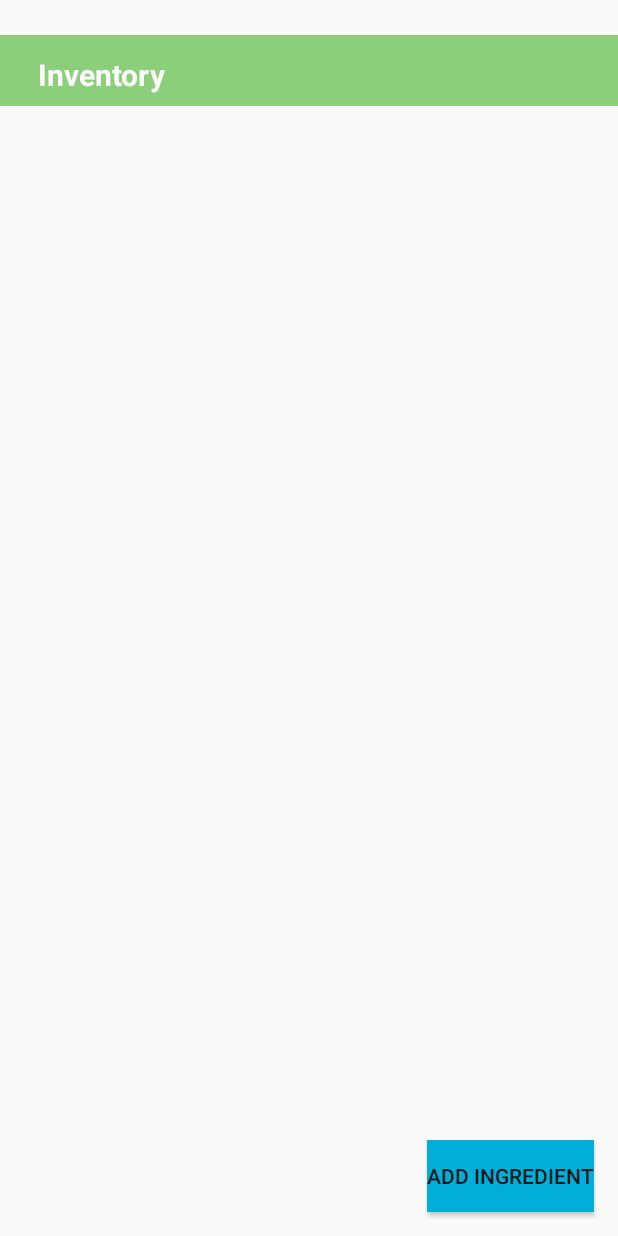
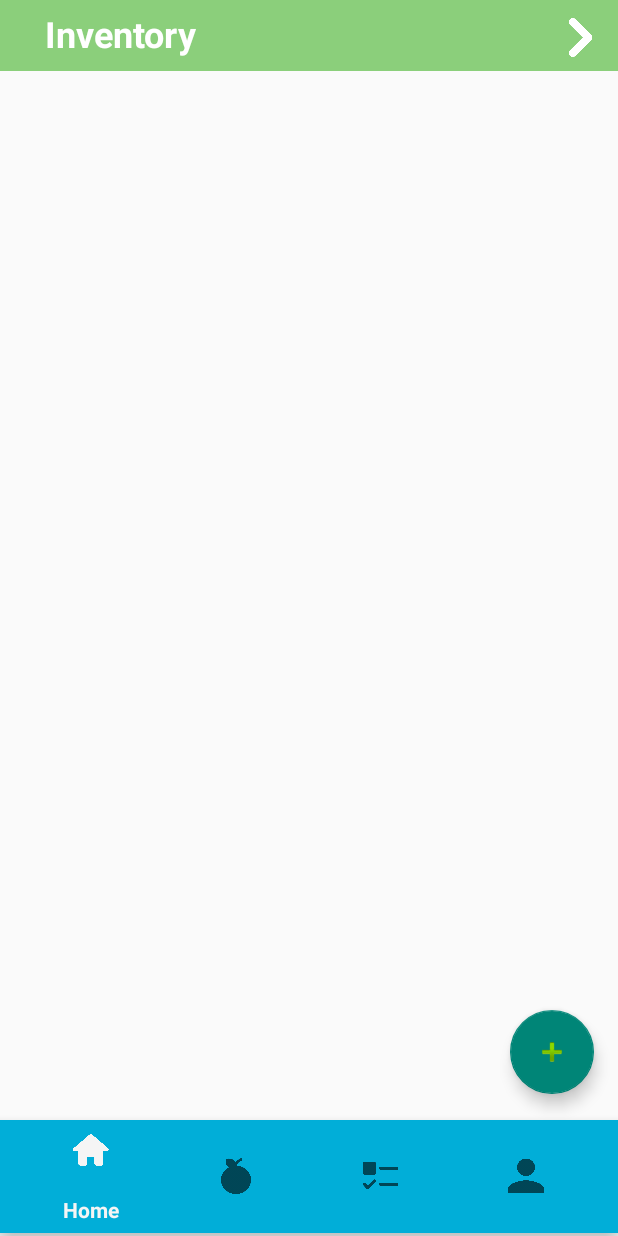
Before and after one commit to hunainadhi/Foodification-app, an Android app: the Inventory screen opened directly, with no data from a screen before it, on a phone screen of 412 x 824 dp. Run offline under Robolectric (Android 15) with nearby library versions, the phone set to English and light mode, and no system bars; our stand-ins replace Firebase (no records; nobody signed in at launch, a user with empty details on screens opened directly).

Commit message:
Malik Inventory almost FINALIZED

```diff
--- a/app/src/main/java/com/example/foodification/SignUp.java
+++ b/app/src/main/java/com/example/foodification/SignUp.java
@@ -10,6 +10,7 @@ import android.view.ViewGroup;
 import android.widget.Button;
 import android.widget.EditText;
 import android.widget.Toast;
+
 
 import com.google.firebase.auth.FirebaseAuth;
 
--- a/app/src/main/res/layout/activity_inventory.xml
+++ b/app/src/main/res/layout/activity_inventory.xml
@@ -1,33 +1,46 @@
 <?xml version="1.0" encoding="utf-8"?>
 <!-- Auto layout, variables, and unit scale are not yet supported -->
-<RelativeLayout
-    xmlns:android="http://schemas.android.com/apk/res/android"
+<RelativeLayout xmlns:android="http://schemas.android.com/apk/res/android"
     xmlns:tools="http://schemas.android.com/tools"
+    xmlns:app="http://schemas.android.com/apk/res-auto"
     android:id="@+id/android_lar"
     android:layout_width="match_parent"
     android:layout_height="match_parent"
 
-    >
+    tools:ignore="ExtraText">
 
     <View  android:id="@+id/inventoryBar"
         android:layout_width="match_parent"
         android:layout_height="47dp"
         android:background="#8BCF7B"
-        android:layout_marginStart="0dp"
-        android:layout_marginTop="23.28dp"
+        android:layout_marginStart="0dp"></View>
 
+    <Button
+        android:id="@+id/backButton"
+        android:layout_width="50dp"
+        android:layout_height="50dp"
+        android:layout_alignParentTop="true"
+        android:layout_alignParentEnd="true"
+
+
+        android:layout_marginStart="16dp"
+
+        android:background="@drawable/arrow"
+        tools:ignore="SpeakableTextPresentCheck" />
         />
 
     <TextView
         android:id="@+id/inventory"
         android:textStyle="bold"
-        android:textSize="20sp"
-        android:textColor="@color/inventory_color"
-        android:layout_marginStart="25.65dp"
-        android:layout_marginTop="36.11dp"
-        android:layout_width="113dp"
-        android:layout_height="30dp"
-        android:text="@string/inventory_string" />
+        android:layout_width="360dp"
+        android:layout_height="46.72dp"
+        android:layout_alignParentLeft="true"
+        android:layout_alignParentTop="true"
+        android:layout_marginTop="6dp"
+        android:layout_marginLeft="30dp"
+
+        android:text="@string/inventory_string"
+        android:textAppearance="@style/try_our_new"/>
 
         <!-- RecyclerView for displaying ingredients -->
 <!--    <ListView-->
@@ -37,25 +50,45 @@
 <!--        android:divider="@android:color/darker_gray"-->
 <!--        android:dividerHeight="1dp"-->
 <!--            android:layout_above="@+id/addIngredientButton"-->
+<!--            android:layout_above="@+id/addIngredientButton"-->
+<!--            android:layout_above="@+id/addIngredientButton"-->
 <!--            android:layout_below="@+id/inventoryBar"/>-->
     <androidx.recyclerview.widget.RecyclerView
         android:id="@+id/ingredientList"
         android:layout_width="match_parent"
         android:layout_height="wrap_content"
-        android:layout_above="@+id/addIngredientButton"
+        android:layout_above="@id/bottomNavigationView"
         android:layout_below="@+id/inventoryBar" />
 
         <!-- Add Ingredient Button -->
-    <Button
+    <com.google.android.material.floatingactionbutton.FloatingActionButton
         android:id="@+id/addIngredientButton"
         android:layout_width="wrap_content"
         android:layout_height="wrap_content"
+        android:layout_above="@id/bottomNavigationView"
         android:layout_alignParentEnd="true"
+        android:layout_marginEnd="16dp"
+        android:layout_marginBottom="16dp"
+        android:background="#8BCF7B"
+        app:srcCompat="@android:drawable/ic_input_add"
+        tools:ignore="SpeakableTextPresentCheck" />
+
+
+
+    <com.google.android.material.bottomnavigation.BottomNavigationView
+        android:id="@+id/bottomNavigationView"
+        android:layout_width="match_parent"
+        android:layout_height="75dp"
+
         android:layout_alignParentBottom="true"
-        android:layout_margin="16dp"
+        android:layout_marginTop="1dp"
+        android:layout_marginBottom="2dp"
         android:background="#01AED8"
-        android:text="Add Ingredient"
-        tools:ignore="TextContrastCheck" />
+        app:layout_constraintBottom_toBottomOf="parent"
+        app:layout_constraintEnd_toEndOf="parent"
+        app:layout_constraintHorizontal_bias="0.5"
+        app:layout_constraintStart_toStartOf="parent"
+        app:menu="@menu/bottom_nav_menu" />
 
 
 </RelativeLayout>
--- a/app/src/main/res/menu/context_menu.xml
+++ b/app/src/main/res/menu/context_menu.xml
@@ -3,10 +3,10 @@
     xmlns:app="http://schemas.android.com/apk/res-auto">
     <item
         android:id="@+id/delete_option"
-        app:showAsAction="always"
+        app:showAsAction="never"
         android:title="Delete" />
     <item
         android:id="@+id/modify_option"
-        app:showAsAction="always"
+        app:showAsAction="never"
         android:title="Modify" />
 </menu>
```
Also changed, not shown: app/src/main/java/com/example/foodification/Inventory.java (+54 -11 lines), app/src/main/java/com/example/foodification/SignIn.java (+8 -2 lines), app/src/main/res/layout/dialog_add_ingredient.xml (+8 -5 lines), app/src/main/res/layout/item_ingredient.xml (+18 -8 lines), app/src/main/res/xml/my_vector_inventory.xml (added, +20 -0 lines).
